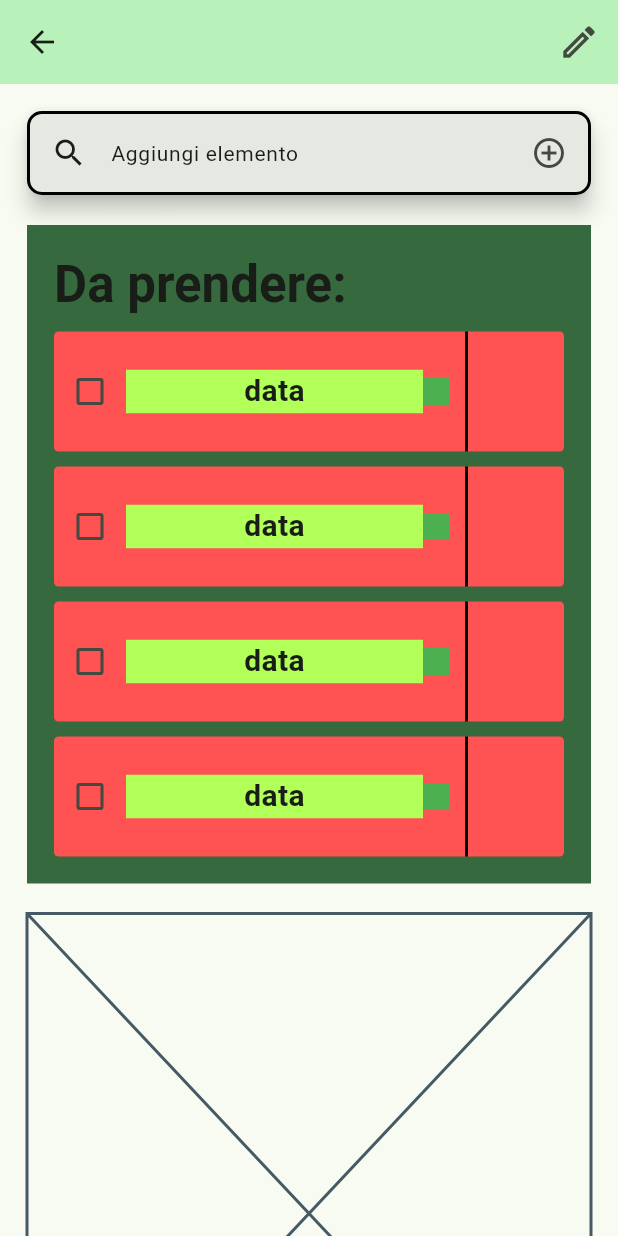
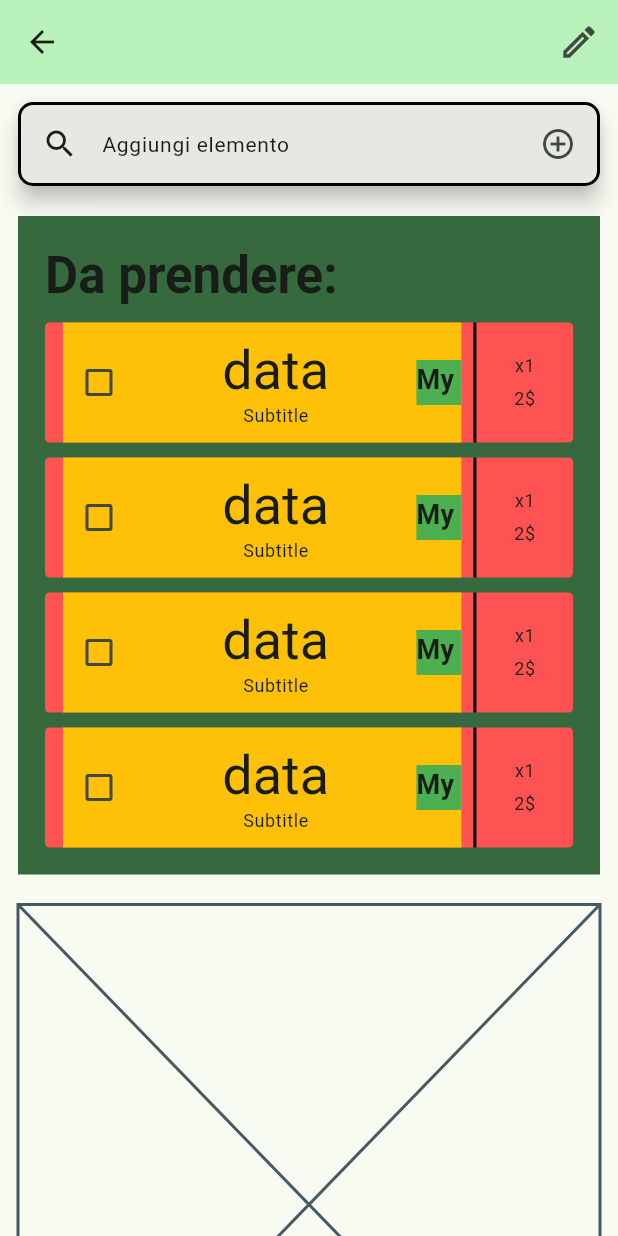
Before and after one commit to E-d-o/FoodPlan, a Flutter app: the screen it shows after launch, after a tap on "Supermercato", on a phone screen of 412 x 824 dp. Run offline on Flutter 3.47's test engine with Material 3 defaults, Android fonts, the light colour scheme and no system bars.

Commit message:
added Ui to listItem

```diff
--- a/lib/components/list_item.dart
+++ b/lib/components/list_item.dart
@@ -1,7 +1,7 @@
 import 'package:flutter/material.dart';
 
 class ListItem extends StatelessWidget {
-  const ListItem({super.key});
+  ListItem({super.key});
 
   @override
   Widget build(BuildContext context) {
@@ -23,17 +23,24 @@ class ListItem extends StatelessWidget {
     );
   }
 
-  SizedBox mainStructure(BuildContext context) {
-    return SizedBox(
+  Container mainStructure(BuildContext context) {
+    return Container(
       height: 80,
-      width: double.infinity,
-      child: Row(spacing: 10, children: [LeftItemPart(), RightItemPart()]),
+      padding: EdgeInsets.only(left: 12),
+      child: Row(spacing: 8, children: [LeftItemPart(), RightItemPart()]),
     );
   }
 }
 
-class LeftItemPart extends StatelessWidget {
+class LeftItemPart extends StatefulWidget {
   const LeftItemPart({super.key});
+
+  @override
+  State<LeftItemPart> createState() => _LeftItemPartState();
+}
+
+class _LeftItemPartState extends State<LeftItemPart> {
+  bool checkValue = false;
 
   @override
   Widget build(BuildContext context) {
@@ -41,18 +48,32 @@ class LeftItemPart extends StatelessWidget {
       flex: 4,
       child: Container(
         height: double.infinity,
+        color: Colors.amber,
         child: Row(
-          mainAxisAlignment: MainAxisAlignment.start,
+          spacing: 8,
+          mainAxisAlignment: MainAxisAlignment.spaceBetween,
           children: [
-            Checkbox(value: false, onChanged: (value) {}),
-            Expanded(
-              flex: 2,
-              child: Container(
-                color: Colors.lightGreenAccent,
-                child: Text("data", textAlign: TextAlign.center),
-              ),
+            Checkbox(
+              value: checkValue,
+              onChanged: (value) {
+                setState(() {
+                  checkValue = value!;
+                });
+              },
             ),
-            Container(height: 18, width: 18, color: Colors.green),
+            Column(
+              mainAxisAlignment: MainAxisAlignment.center,
+              children: [
+                Text("data", style: Theme.of(context).textTheme.displaySmall),
+                Text("Subtitle", style: Theme.of(context).textTheme.bodySmall),
+              ],
+            ),
+            Container(
+              height: 30,
+              width: 30,
+              color: Colors.green,
+              child: Text("My image"),
+            ),
           ],
         ),
       ),
@@ -67,11 +88,20 @@ class RightItemPart extends StatelessWidget {
   Widget build(BuildContext context) {
     return Expanded(
       child: Container(
+        padding: EdgeInsets.symmetric(vertical: 10.0),
         decoration: BoxDecoration(
           border: BoxBorder.fromLTRB(
             left: BorderSide(color: Colors.black, width: 2.0),
           ),
         ),
+        child: Column(
+          mainAxisAlignment: MainAxisAlignment.center,
+          spacing: 6,
+          children: [
+            Text("x1", style: Theme.of(context).textTheme.bodySmall),
+            Text("2\$", style: Theme.of(context).textTheme.bodySmall),
+          ],
+        ),
       ),
     );
   }
--- a/lib/main.dart
+++ b/lib/main.dart
@@ -19,7 +19,7 @@ class MyApp extends StatelessWidget {
       theme: ThemeData(
         fontFamily: "Roboto",
         textTheme: TextTheme(
-          bodyMedium: TextStyle(fontSize: 20, fontWeight: FontWeight.w600),
+          bodyMedium: TextStyle(fontSize: 18, fontWeight: FontWeight.w600),
           titleMedium: TextStyle(fontSize: 30, fontWeight: FontWeight.bold),
           titleLarge: TextStyle(fontSize: 34, fontWeight: FontWeight.bold),
           labelMedium: TextStyle(fontSize: 14, fontWeight: FontWeight.w400),
--- a/lib/single_list_page.dart
+++ b/lib/single_list_page.dart
@@ -29,7 +29,7 @@ class BodyContent extends StatelessWidget {
   @override
   Widget build(BuildContext context) {
     return SingleChildScrollView(
-      padding: EdgeInsets.all(18),
+      padding: EdgeInsets.all(12),
       child: Column(
         spacing: 20,
         children: [CustomSearchBar(), _NeededItems(), _AtHomeItems()],
```
